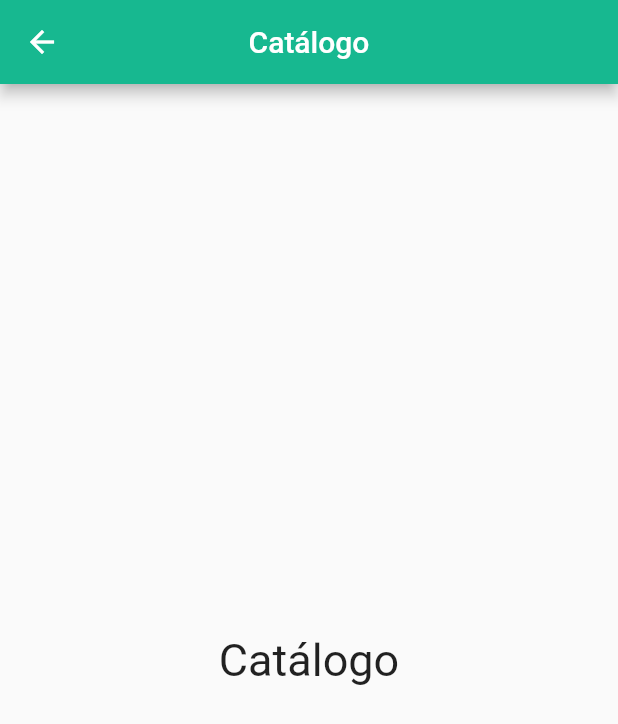
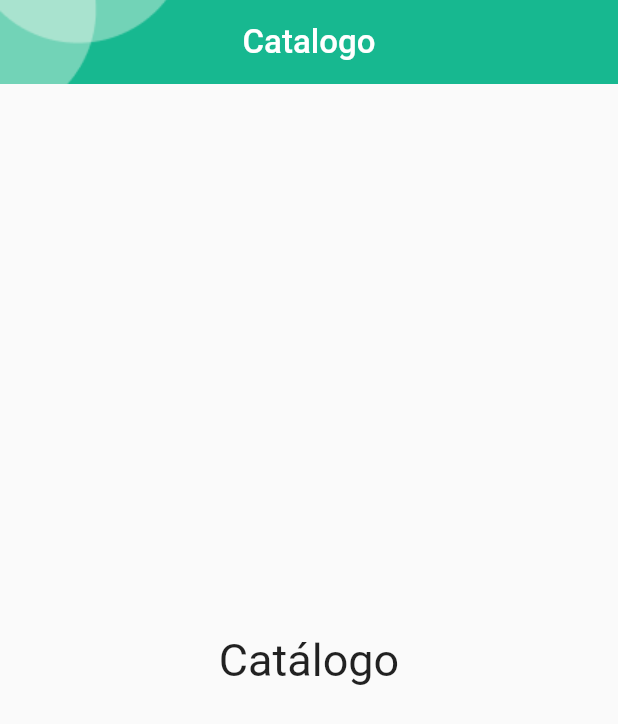
Before and after one commit to crooford/thimblestock, a Flutter app: the CatalogPage screen opened directly, on a phone screen of 412 x 824 dp. Shown: the top 724 px of the screen. Run offline on Flutter 3.47's test engine with Material 2 defaults, Android fonts, the phone set to English and light mode, and no system bars; Roboto replaces fonts that are missing (Poppins).

```diff
--- a/lib/pages/RegistroPage.dart
+++ b/lib/pages/RegistroPage.dart
@@ -361,7 +361,7 @@ class _RegistroWidgetState extends State<RegistroWidget> {
                                                   side: const BorderSide(
                                                       color: Colors.red)))),
                                       onPressed: () {
-                                        Navigator.push(
+                                        Navigator.pushReplacement(
                                             context,
                                             MaterialPageRoute(
                                                 builder: (context) =>
@@ -396,7 +396,7 @@ class _RegistroWidgetState extends State<RegistroWidget> {
                                         ),
                                       ),
                                       onPressed: () {
-                                        Navigator.push(
+                                        Navigator.pushReplacement(
                                           context,
                                           MaterialPageRoute(
                                               builder: (context) =>
--- a/lib/pages/catalog.dart
+++ b/lib/pages/catalog.dart
@@ -11,9 +11,27 @@ class CatalogPage extends StatelessWidget {
   Widget build(BuildContext context) {
     return Scaffold(
       appBar:
-          AppBar(title: const Text("Catálogo"),
-          centerTitle: true,
-          backgroundColor: const Color(0xFF17B890)), // Reemplazar por appBar widget
+          AppBar(
+
+        automaticallyImplyLeading: false,
+        title: const Text(
+          'Catalogo',
+          style: TextStyle(
+                fontFamily: 'Poppins',
+                color: Colors.white,
+                fontSize: 22,
+              ),
+        ),
+
+        flexibleSpace: FlexibleSpaceBar(
+          background: Image.asset(
+            'assets/appbarlogo.png',
+            fit: BoxFit.cover,
+          ),
+        ),
+        centerTitle: true,
+        elevation: 0,
+      ), // Reemplazar por appBar widget
       // Aqui va el cuerpo de la app
       body: const Center(
         child: Text(
--- a/lib/pages/inicio.dart
+++ b/lib/pages/inicio.dart
@@ -92,7 +92,7 @@ class _InicioWidgetState extends State<InicioWidget> {
                                         side: const BorderSide(
                                             color: Colors.red)))),
                             onPressed: () {
-                              Navigator.push(
+                              Navigator.pushReplacement(
                                   context,
                                   MaterialPageRoute(
                                       builder: (context) =>
--- a/lib/pages/loginPage.dart
+++ b/lib/pages/loginPage.dart
@@ -240,7 +240,7 @@ class _LoginWidgetState extends State<LoginWidget> {
                                                   side: const BorderSide(
                                                       color: Colors.red)))),
                                       onPressed: () {
-                                        Navigator.push(
+                                        Navigator.pushReplacement(
                                             context,
                                             MaterialPageRoute(
                                                 builder: (context) =>
@@ -274,7 +274,7 @@ class _LoginWidgetState extends State<LoginWidget> {
                                         ),
                                       ),
                                       onPressed: () {
-                                        Navigator.push(
+                                        Navigator.pushReplacement(
                                           context,
                                           MaterialPageRoute(
                                               builder: (context) =>
--- a/pubspec.yaml
+++ b/pubspec.yaml
@@ -64,6 +64,7 @@ flutter:
     - assets/logoverde.png
     - assets/thimblelogo.png
     - assets/maniqui.png
+    - assets/appbarlogo.png
   #   - images/a_dot_burr.jpeg
   #   - images/a_dot_ham.jpeg
 
```
Also changed, not shown: lib/pages/clients.dart (+21 -3 lines), lib/pages/home.dart (+22 -3 lines), lib/pages/projects.dart (+21 -3 lines), lib/pages/settings.dart (+21 -3 lines), assets/appbarlogo.png (added).
